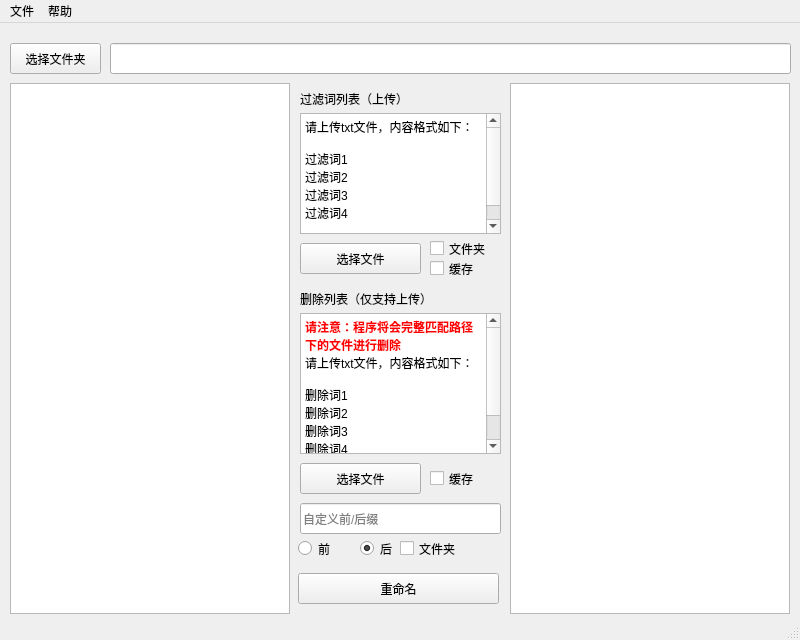
Before: the Qt Designer form form.ui in RoyalLiang/ant, drawn with Qt 5.
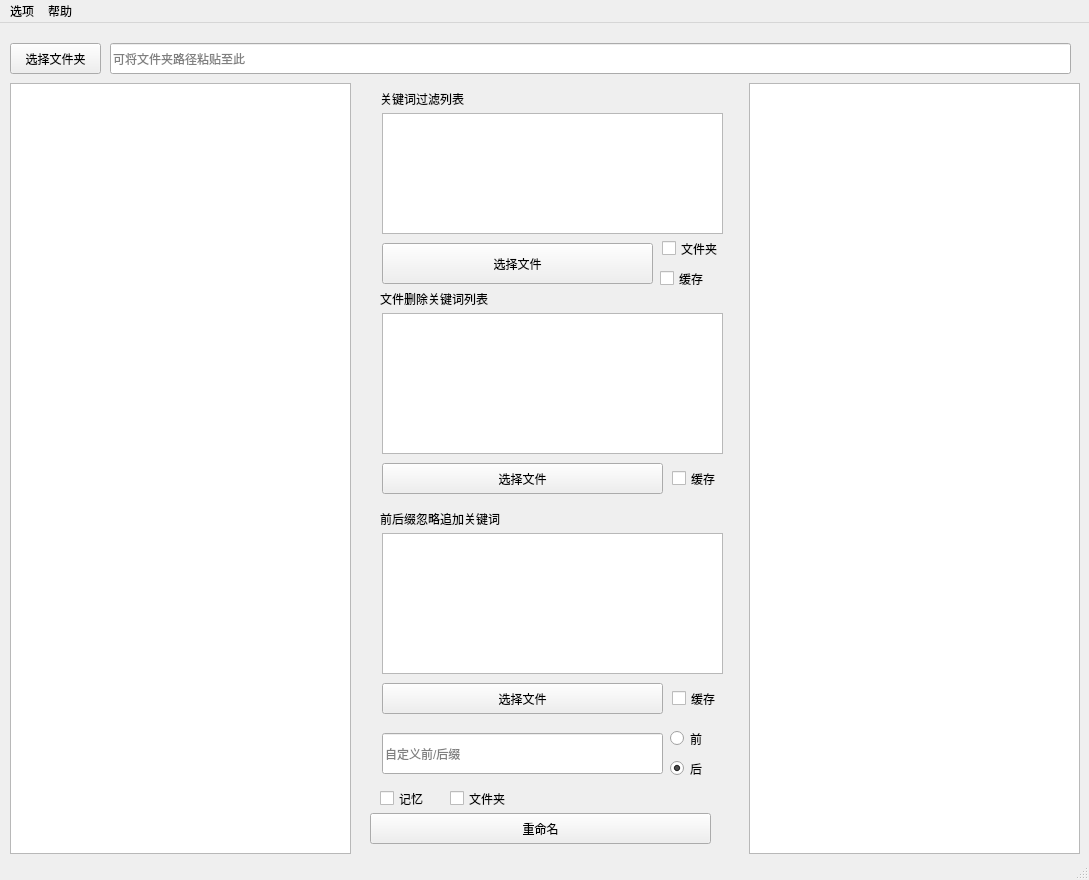
After: the same form once the commit is applied.

What changed in the file:
```diff
--- a/form.ui
+++ b/form.ui
@@ -6,14 +6,20 @@
    <rect>
     <x>0</x>
     <y>0</y>
-    <width>800</width>
-    <height>640</height>
+    <width>1089</width>
+    <height>880</height>
    </rect>
   </property>
   <property name="windowTitle">
    <string>MainWindow</string>
   </property>
   <widget class="QWidget" name="centralwidget">
+   <property name="minimumSize">
+    <size>
+     <width>799</width>
+     <height>0</height>
+    </size>
+   </property>
    <widget class="QPushButton" name="dirButton">
     <property name="geometry">
      <rect>
@@ -32,12 +38,15 @@
      <rect>
       <x>110</x>
       <y>20</y>
-      <width>681</width>
+      <width>961</width>
       <height>31</height>
      </rect>
     </property>
     <property name="readOnly">
-     <bool>true</bool>
+     <bool>false</bool>
+    </property>
+    <property name="placeholderText">
+     <string>可将文件夹路径粘贴至此</string>
     </property>
    </widget>
    <widget class="QTreeView" name="originList">
@@ -45,18 +54,18 @@
      <rect>
       <x>10</x>
       <y>60</y>
-      <width>280</width>
-      <height>531</height>
+      <width>341</width>
+      <height>771</height>
      </rect>
     </property>
    </widget>
    <widget class="QPlainTextEdit" name="namedList">
     <property name="geometry">
      <rect>
-      <x>510</x>
+      <x>749</x>
       <y>60</y>
-      <width>280</width>
-      <height>531</height>
+      <width>331</width>
+      <height>771</height>
      </rect>
     </property>
     <property name="readOnly">
@@ -66,23 +75,23 @@
    <widget class="QLabel" name="label">
     <property name="geometry">
      <rect>
-      <x>300</x>
+      <x>380</x>
       <y>60</y>
       <width>191</width>
       <height>31</height>
      </rect>
     </property>
     <property name="text">
-     <string>过滤词列表（上传）</string>
+     <string>关键词过滤列表</string>
     </property>
    </widget>
    <widget class="QPushButton" name="filterButton">
     <property name="geometry">
      <rect>
-      <x>300</x>
+      <x>382</x>
       <y>220</y>
-      <width>121</width>
-      <height>31</height>
+      <width>271</width>
+      <height>41</height>
      </rect>
     </property>
     <property name="text">
@@ -92,20 +101,20 @@
    <widget class="QLabel" name="label_2">
     <property name="geometry">
      <rect>
-      <x>300</x>
+      <x>380</x>
       <y>260</y>
       <width>181</width>
       <height>31</height>
      </rect>
     </property>
     <property name="text">
-     <string>删除列表（仅支持上传）</string>
+     <string>文件删除关键词列表</string>
     </property>
    </widget>
    <widget class="QCheckBox" name="filterFolder">
     <property name="geometry">
      <rect>
-      <x>430</x>
+      <x>662</x>
       <y>210</y>
       <width>71</width>
       <height>31</height>
@@ -121,14 +130,17 @@
     </property>
     <property name="geometry">
      <rect>
-      <x>300</x>
+      <x>382</x>
       <y>290</y>
-      <width>201</width>
+      <width>341</width>
       <height>141</height>
      </rect>
     </property>
     <property name="readOnly">
-     <bool>true</bool>
+     <bool>false</bool>
+    </property>
+    <property name="markdown">
+     <string/>
     </property>
     <property name="html">
      <string>&lt;!DOCTYPE HTML PUBLIC &quot;-//W3C//DTD HTML 4.0//EN&quot; &quot;http://www.w3.org/TR/REC-html40/strict.dtd&quot;&gt;
@@ -138,14 +150,6 @@
 li.unchecked::marker { content: &quot;\2610&quot;; }
 li.checked::marker { content: &quot;\2612&quot;; }
 &lt;/style&gt;&lt;/head&gt;&lt;body style=&quot; font-family:'Microsoft YaHei UI'; font-size:9pt; font-weight:400; font-style:normal;&quot;&gt;
-&lt;p style=&quot; margin-top:0px; margin-bottom:0px; margin-left:0px; margin-right:0px; -qt-block-indent:0; text-indent:0px;&quot;&gt;&lt;span style=&quot; font-weight:700; color:#ff0000;&quot;&gt;请注意：程序将会完整匹配路径下的文件进行删除&lt;/span&gt;&lt;/p&gt;
-&lt;p style=&quot; margin-top:0px; margin-bottom:0px; margin-left:0px; margin-right:0px; -qt-block-indent:0; text-indent:0px;&quot;&gt;请上传txt文件，内容格式如下：&lt;/p&gt;
-&lt;p style=&quot;-qt-paragraph-type:empty; margin-top:0px; margin-bottom:0px; margin-left:0px; margin-right:0px; -qt-block-indent:0; text-indent:0px;&quot;&gt;&lt;br /&gt;&lt;/p&gt;
-&lt;p style=&quot; margin-top:0px; margin-bottom:0px; margin-left:0px; margin-right:0px; -qt-block-indent:0; text-indent:0px;&quot;&gt;删除词1&lt;/p&gt;
-&lt;p style=&quot; margin-top:0px; margin-bottom:0px; margin-left:0px; margin-right:0px; -qt-block-indent:0; text-indent:0px;&quot;&gt;删除词2&lt;/p&gt;
-&lt;p style=&quot; margin-top:0px; margin-bottom:0px; margin-left:0px; margin-right:0px; -qt-block-indent:0; text-indent:0px;&quot;&gt;删除词3&lt;/p&gt;
-&lt;p style=&quot; margin-top:0px; margin-bottom:0px; margin-left:0px; margin-right:0px; -qt-block-indent:0; text-indent:0px;&quot;&gt;删除词4&lt;/p&gt;
-&lt;p style=&quot;-qt-paragraph-type:empty; margin-top:0px; margin-bottom:0px; margin-left:0px; margin-right:0px; -qt-block-indent:0; text-indent:0px;&quot;&gt;&lt;br /&gt;&lt;/p&gt;
 &lt;p style=&quot;-qt-paragraph-type:empty; margin-top:0px; margin-bottom:0px; margin-left:0px; margin-right:0px; -qt-block-indent:0; text-indent:0px;&quot;&gt;&lt;br /&gt;&lt;/p&gt;&lt;/body&gt;&lt;/html&gt;</string>
     </property>
    </widget>
@@ -155,14 +159,17 @@
     </property>
     <property name="geometry">
      <rect>
-      <x>300</x>
+      <x>382</x>
       <y>90</y>
-      <width>201</width>
+      <width>341</width>
       <height>121</height>
      </rect>
     </property>
     <property name="readOnly">
-     <bool>true</bool>
+     <bool>false</bool>
+    </property>
+    <property name="markdown">
+     <string/>
     </property>
     <property name="html">
      <string>&lt;!DOCTYPE HTML PUBLIC &quot;-//W3C//DTD HTML 4.0//EN&quot; &quot;http://www.w3.org/TR/REC-html40/strict.dtd&quot;&gt;
@@ -172,21 +179,14 @@
 li.unchecked::marker { content: &quot;\2610&quot;; }
 li.checked::marker { content: &quot;\2612&quot;; }
 &lt;/style&gt;&lt;/head&gt;&lt;body style=&quot; font-family:'Microsoft YaHei UI'; font-size:9pt; font-weight:400; font-style:normal;&quot;&gt;
-&lt;p style=&quot; margin-top:0px; margin-bottom:0px; margin-left:0px; margin-right:0px; -qt-block-indent:0; text-indent:0px;&quot;&gt;请上传txt文件，内容格式如下：&lt;/p&gt;
-&lt;p style=&quot;-qt-paragraph-type:empty; margin-top:0px; margin-bottom:0px; margin-left:0px; margin-right:0px; -qt-block-indent:0; text-indent:0px;&quot;&gt;&lt;br /&gt;&lt;/p&gt;
-&lt;p style=&quot; margin-top:0px; margin-bottom:0px; margin-left:0px; margin-right:0px; -qt-block-indent:0; text-indent:0px;&quot;&gt;过滤词1&lt;/p&gt;
-&lt;p style=&quot; margin-top:0px; margin-bottom:0px; margin-left:0px; margin-right:0px; -qt-block-indent:0; text-indent:0px;&quot;&gt;过滤词2&lt;/p&gt;
-&lt;p style=&quot; margin-top:0px; margin-bottom:0px; margin-left:0px; margin-right:0px; -qt-block-indent:0; text-indent:0px;&quot;&gt;过滤词3&lt;/p&gt;
-&lt;p style=&quot; margin-top:0px; margin-bottom:0px; margin-left:0px; margin-right:0px; -qt-block-indent:0; text-indent:0px;&quot;&gt;过滤词4&lt;/p&gt;
-&lt;p style=&quot;-qt-paragraph-type:empty; margin-top:0px; margin-bottom:0px; margin-left:0px; margin-right:0px; -qt-block-indent:0; text-indent:0px;&quot;&gt;&lt;br /&gt;&lt;/p&gt;
 &lt;p style=&quot;-qt-paragraph-type:empty; margin-top:0px; margin-bottom:0px; margin-left:0px; margin-right:0px; -qt-block-indent:0; text-indent:0px;&quot;&gt;&lt;br /&gt;&lt;/p&gt;&lt;/body&gt;&lt;/html&gt;</string>
     </property>
    </widget>
    <widget class="QCheckBox" name="filterCache">
     <property name="geometry">
      <rect>
-      <x>430</x>
-      <y>230</y>
+      <x>660</x>
+      <y>240</y>
       <width>61</width>
       <height>31</height>
      </rect>
@@ -198,8 +198,8 @@
    <widget class="QCheckBox" name="ruleFolder">
     <property name="geometry">
      <rect>
-      <x>400</x>
-      <y>510</y>
+      <x>450</x>
+      <y>760</y>
       <width>71</width>
       <height>31</height>
      </rect>
@@ -211,7 +211,7 @@
    <widget class="QCheckBox" name="deleteCache">
     <property name="geometry">
      <rect>
-      <x>430</x>
+      <x>672</x>
       <y>440</y>
       <width>61</width>
       <height>31</height>
@@ -224,9 +224,9 @@
    <widget class="QPushButton" name="deleteButton">
     <property name="geometry">
      <rect>
-      <x>300</x>
+      <x>382</x>
       <y>440</y>
-      <width>121</width>
+      <width>281</width>
       <height>31</height>
      </rect>
     </property>
@@ -237,8 +237,8 @@
    <widget class="QRadioButton" name="ruleRadio1">
     <property name="geometry">
      <rect>
-      <x>298</x>
-      <y>510</y>
+      <x>670</x>
+      <y>700</y>
       <width>41</width>
       <height>31</height>
      </rect>
@@ -250,9 +250,9 @@
    <widget class="QPushButton" name="nameButton">
     <property name="geometry">
      <rect>
-      <x>298</x>
-      <y>550</y>
-      <width>201</width>
+      <x>370</x>
+      <y>790</y>
+      <width>341</width>
       <height>31</height>
      </rect>
     </property>
@@ -263,10 +263,10 @@
    <widget class="QLineEdit" name="customName">
     <property name="geometry">
      <rect>
-      <x>300</x>
-      <y>480</y>
-      <width>201</width>
-      <height>31</height>
+      <x>382</x>
+      <y>710</y>
+      <width>281</width>
+      <height>41</height>
      </rect>
     </property>
     <property name="text">
@@ -279,8 +279,8 @@
    <widget class="QRadioButton" name="ruleRadio2">
     <property name="geometry">
      <rect>
-      <x>360</x>
-      <y>510</y>
+      <x>670</x>
+      <y>730</y>
       <width>41</width>
       <height>31</height>
      </rect>
@@ -292,14 +292,95 @@
      <bool>true</bool>
     </property>
    </widget>
+   <widget class="QPushButton" name="forbidButton">
+    <property name="geometry">
+     <rect>
+      <x>382</x>
+      <y>660</y>
+      <width>281</width>
+      <height>31</height>
+     </rect>
+    </property>
+    <property name="text">
+     <string>选择文件</string>
+    </property>
+   </widget>
+   <widget class="QTextEdit" name="forbids">
+    <property name="enabled">
+     <bool>true</bool>
+    </property>
+    <property name="geometry">
+     <rect>
+      <x>382</x>
+      <y>510</y>
+      <width>341</width>
+      <height>141</height>
+     </rect>
+    </property>
+    <property name="readOnly">
+     <bool>false</bool>
+    </property>
+    <property name="markdown">
+     <string/>
+    </property>
+    <property name="html">
+     <string>&lt;!DOCTYPE HTML PUBLIC &quot;-//W3C//DTD HTML 4.0//EN&quot; &quot;http://www.w3.org/TR/REC-html40/strict.dtd&quot;&gt;
+&lt;html&gt;&lt;head&gt;&lt;meta name=&quot;qrichtext&quot; content=&quot;1&quot; /&gt;&lt;meta charset=&quot;utf-8&quot; /&gt;&lt;style type=&quot;text/css&quot;&gt;
+p, li { white-space: pre-wrap; }
+hr { height: 1px; border-width: 0; }
+li.unchecked::marker { content: &quot;\2610&quot;; }
+li.checked::marker { content: &quot;\2612&quot;; }
+&lt;/style&gt;&lt;/head&gt;&lt;body style=&quot; font-family:'Microsoft YaHei UI'; font-size:9pt; font-weight:400; font-style:normal;&quot;&gt;
+&lt;p style=&quot;-qt-paragraph-type:empty; margin-top:0px; margin-bottom:0px; margin-left:0px; margin-right:0px; -qt-block-indent:0; text-indent:0px;&quot;&gt;&lt;br /&gt;&lt;/p&gt;&lt;/body&gt;&lt;/html&gt;</string>
+    </property>
+   </widget>
+   <widget class="QLabel" name="label_3">
+    <property name="geometry">
+     <rect>
+      <x>380</x>
+      <y>480</y>
+      <width>181</width>
+      <height>31</height>
+     </rect>
+    </property>
+    <property name="text">
+     <string>前后缀忽略追加关键词</string>
+    </property>
+   </widget>
+   <widget class="QCheckBox" name="forbidCache">
+    <property name="geometry">
+     <rect>
+      <x>672</x>
+      <y>660</y>
+      <width>61</width>
+      <height>31</height>
+     </rect>
+    </property>
+    <property name="text">
+     <string>缓存</string>
+    </property>
+   </widget>
+   <widget class="QCheckBox" name="remember">
+    <property name="geometry">
+     <rect>
+      <x>380</x>
+      <y>760</y>
+      <width>71</width>
+      <height>31</height>
+     </rect>
+    </property>
+    <property name="text">
+     <string>记忆</string>
+    </property>
+   </widget>
   </widget>
   <widget class="QMenuBar" name="menubar">
    <property name="geometry">
     <rect>
      <x>0</x>
      <y>0</y>
-     <width>800</width>
-     <height>20</height>
+     <width>1089</width>
+     <height>21</height>
     </rect>
    </property>
    <widget class="QMenu" name="helper">
@@ -311,7 +392,7 @@
    </widget>
    <widget class="QMenu" name="file">
     <property name="title">
-     <string>文件</string>
+     <string>选项</string>
     </property>
    </widget>
    <addaction name="file"/>
```
Left out of the diff: 12 changed lines with no effect on the pictures.
